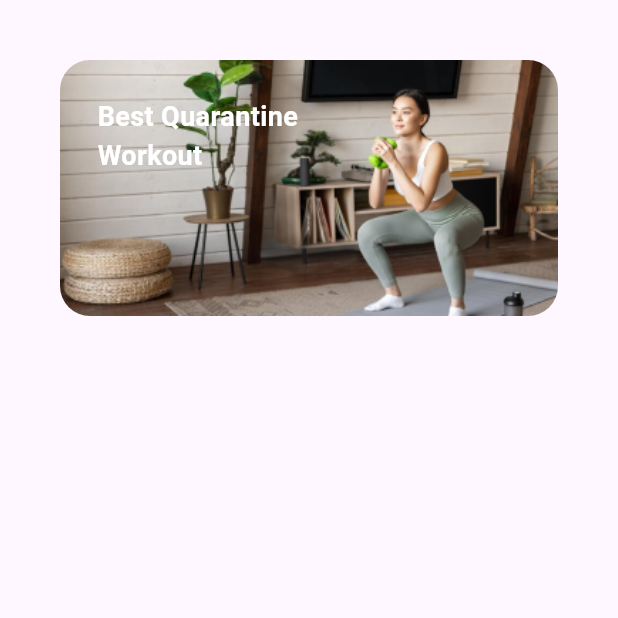
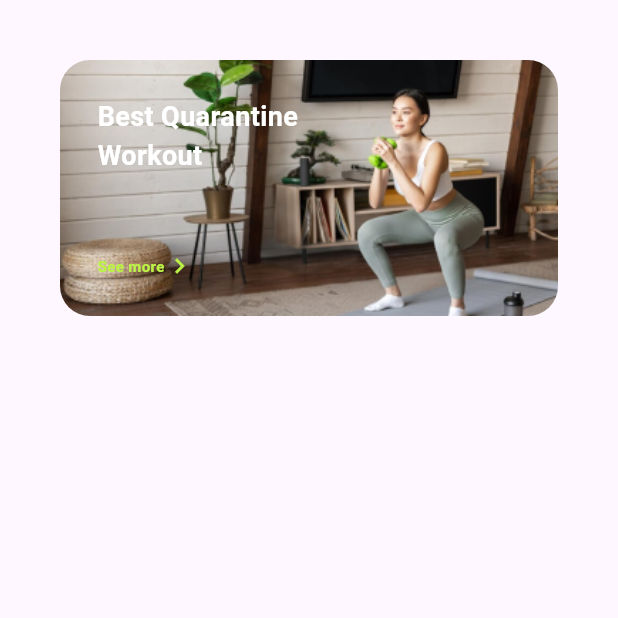
Before and after one commit to soumiguria/Flutter_Assignment, a Flutter app: the screen it shows after launch, on a phone screen of 412 x 824 dp, the top half of it. Run offline on Flutter 3.47's test engine with Material 3 defaults, Android fonts, the phone set to English and light mode, and no system bars.

Commit message:
added see more text with the icon

```diff
--- a/lib/workout.dart
+++ b/lib/workout.dart
@@ -38,9 +38,14 @@ class Workout extends StatelessWidget {
                   ),
                 ),
                 const Positioned(
-                  child: Padding(
+                  child: Column(
+                    children: [
+                      Padding(
                         padding: EdgeInsets.all(25.0),
-                    child: Text(
+                        child: Column(
+                          crossAxisAlignment: CrossAxisAlignment.start,
+                          children: [
+                            Text(
                               'Best Quarantine\nWorkout',
                               style: TextStyle(
                                 fontSize: 18,
@@ -48,6 +53,24 @@ class Workout extends StatelessWidget {
                                 fontWeight: FontWeight.bold,
                               ),
                             ),
+                            SizedBox(height: 50),
+                            Row(
+                              children: [
+                                Text(
+                                  'See more',
+                                  style: TextStyle(
+                                    fontSize: 10,
+                                    fontWeight: FontWeight.bold,
+                                    color: Color(0xFFBBF246),
+                                  ),
+                                ),
+                                Icon(Icons.chevron_right, color: Color(0xFFBBF246), size: 20,),
+                              ],
+                            )
+                          ],
+                        ),
+                      ),
+                    ],
                   ),
                 ),
               ],
```
Lines whose indentation alone changed are shown as unchanged.
